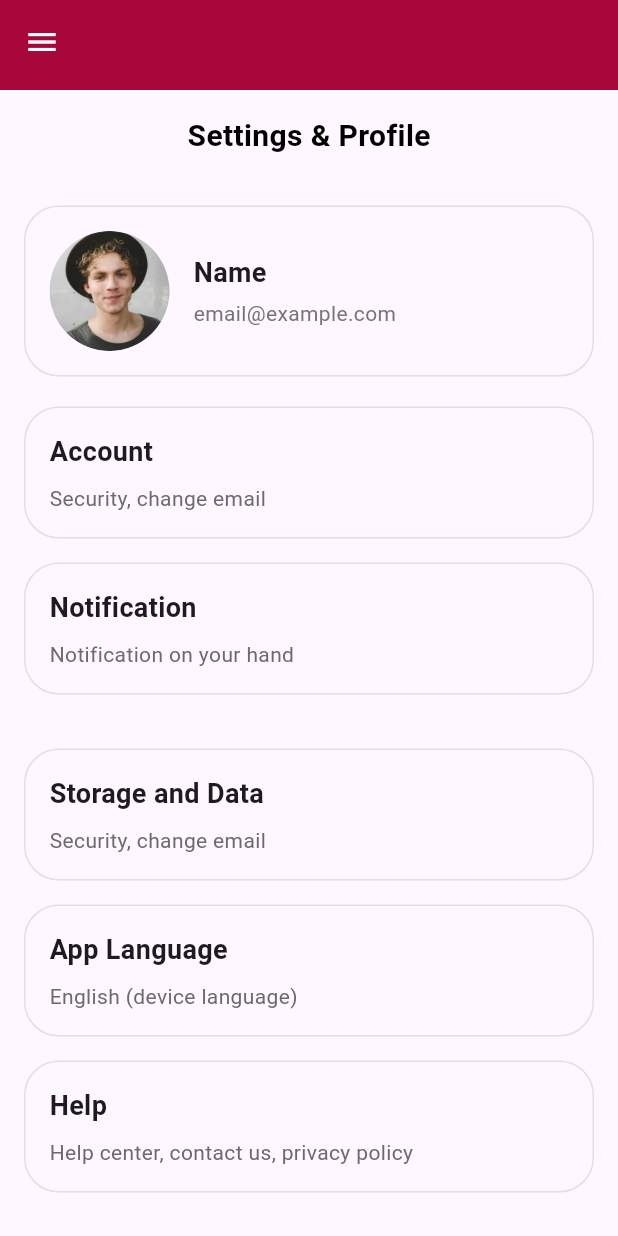
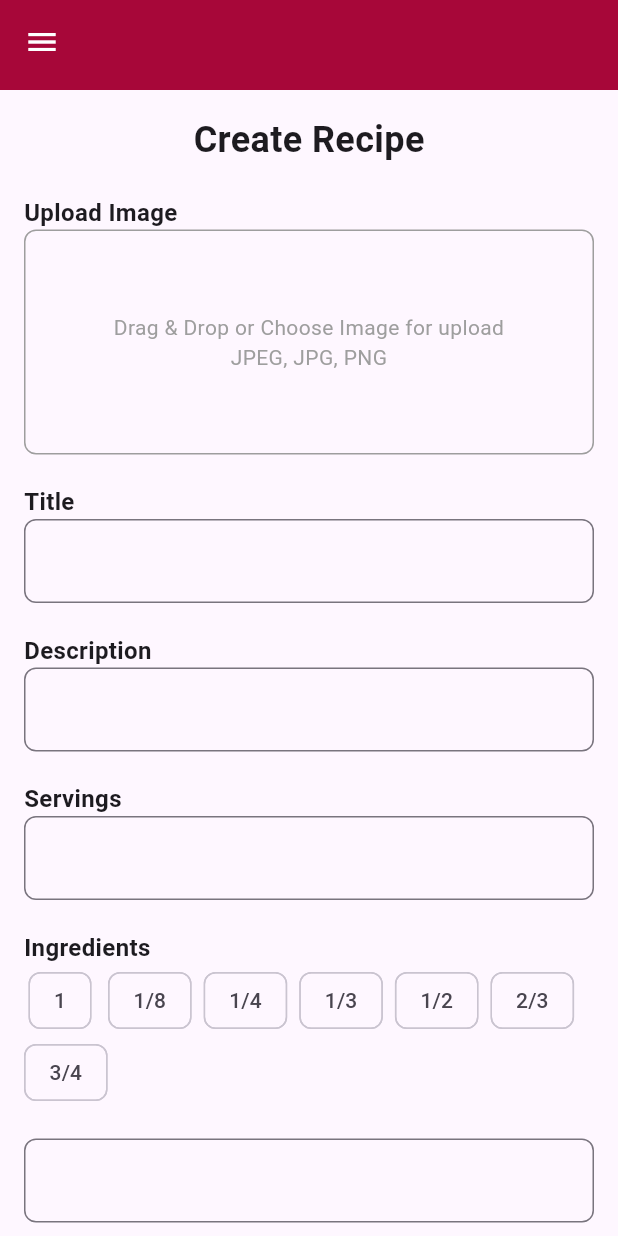
Before and after one commit to michael29-code/ux_team_project, a Flutter app: the screen it shows after launch, on a phone screen of 412 x 824 dp. Run offline on Flutter 3.47's test engine with Material 3 defaults, Android fonts, the phone set to English and light mode, and no system bars; our stand-ins replace google_fonts.

Commit message:
create recipe don
harusnya

```diff
--- a/lib/main.dart
+++ b/lib/main.dart
@@ -1,12 +1,15 @@
 import 'package:flutter/material.dart';
 import 'package:google_fonts/google_fonts.dart';
 import 'pages/profile.dart'; // Pastikan jalur ini benar
+import 'pages/create_recipe.dart';
 
 void main() {
-  runApp(MyApp());
+  runApp(const MyApp());
 }
 
 class MyApp extends StatelessWidget {
+  const MyApp({super.key});
+
   @override
   Widget build(BuildContext context) {
     return MaterialApp(
@@ -15,7 +18,7 @@ class MyApp extends StatelessWidget {
         // Tema aplikasi
         textTheme: GoogleFonts.istokWebTextTheme(Theme.of(context).textTheme),
       ),
-      home: const SettingsProfilePage(),
+      home: const CreateRecipe(),
     );
   }
 }
--- /dev/null
+++ b/lib/pages/create_recipe.dart
@@ -0,0 +1,215 @@
+import 'package:flutter/material.dart';
+import 'package:ux_team_project/pages/header.dart';
+
+class CreateRecipe extends StatefulWidget {
+  const CreateRecipe({super.key});
+
+  @override
+  _CreateRecipeState createState() => _CreateRecipeState();
+}
+
+class _CreateRecipeState extends State<CreateRecipe> {
+  final GlobalKey<FormState> _formKey = GlobalKey<FormState>();
+  String _selectedCategory = '';
+
+  void _showCategoryBottomSheet(BuildContext context) {
+    showModalBottomSheet(
+      context: context,
+      builder: (context) {
+        return Container(
+          padding: const EdgeInsets.all(16.0),
+          child: Column(
+            mainAxisSize: MainAxisSize.min,
+            crossAxisAlignment: CrossAxisAlignment.start,
+            children: [
+              Row(
+                mainAxisAlignment: MainAxisAlignment.spaceBetween,
+                children: [
+                  const Text(
+                    'Category',
+                    style: TextStyle(fontSize: 20, fontWeight: FontWeight.bold),
+                  ),
+                  IconButton(
+                    icon: const Icon(Icons.close),
+                    onPressed: () {
+                      Navigator.of(context).pop();
+                    },
+                  ),
+                ],
+              ),
+              Wrap(
+                spacing: 8.0,
+                children: [
+                  _buildCategoryChip('Western Food'),
+                  _buildCategoryChip('Indonesia Food'),
+                  _buildCategoryChip('India Food'),
+                  _buildCategoryChip('Japanese Food'),
+                ],
+              ),
+            ],
+          ),
+        );
+      },
+    );
+  }
+
+  Widget _buildCategoryChip(String label) {
+    return ChoiceChip(
+      label: Text(label),
+      selected: _selectedCategory == label,
+      onSelected: (bool selected) {
+        setState(() {
+          _selectedCategory = selected ? label : '';
+        });
+        Navigator.of(context).pop();
+      },
+    );
+  }
+
+  @override
+  Widget build(BuildContext context) {
+    return Scaffold(
+      appBar: const Header(),
+      body: SingleChildScrollView(
+        padding: const EdgeInsets.all(16.0),
+        child: Form(
+          key: _formKey,
+          child: Column(
+            crossAxisAlignment: CrossAxisAlignment.start,
+            children: <Widget>[
+              const Center(
+                child: Text(
+                  'Create Recipe',
+                  style: TextStyle(fontSize: 24.0, fontWeight: FontWeight.bold),
+                ),
+              ),
+              const SizedBox(height: 20.0),
+              const Text(
+                'Upload Image',
+                style: TextStyle(fontSize: 16.0, fontWeight: FontWeight.bold),
+              ),
+              Container(
+                height: 150,
+                width: double.infinity,
+                decoration: BoxDecoration(
+                  border: Border.all(color: Colors.grey),
+                  borderRadius: BorderRadius.circular(8.0),
+                ),
+                child: const Center(
+                  child: Text(
+                    'Drag & Drop or Choose Image for upload\nJPEG, JPG, PNG',
+                    textAlign: TextAlign.center,
+                    style: TextStyle(color: Colors.grey),
+                  ),
+                ),
+              ),
+              const SizedBox(height: 20.0),
+              const Text(
+                'Title',
+                style: TextStyle(fontSize: 16.0, fontWeight: FontWeight.bold),
+              ),
+              _buildTextField(),
+              const SizedBox(height: 20.0),
+              const Text(
+                'Description',
+                style: TextStyle(fontSize: 16.0, fontWeight: FontWeight.bold),
+              ),
+              _buildTextField(),
+              const SizedBox(height: 20.0),
+              const Text(
+                'Servings',
+                style: TextStyle(fontSize: 16.0, fontWeight: FontWeight.bold),
+              ),
+              _buildTextField(),
+              const SizedBox(height: 20.0),
+              const Text(
+                'Ingredients',
+                style: TextStyle(fontSize: 16.0, fontWeight: FontWeight.bold),
+              ),
+              Wrap(
+                spacing: 8.0,
+                children: <Widget>[
+                  _buildIngredientChip('1'),
+                  _buildIngredientChip('1/8'),
+                  _buildIngredientChip('1/4'),
+                  _buildIngredientChip('1/3'),
+                  _buildIngredientChip('1/2'),
+                  _buildIngredientChip('2/3'),
+                  _buildIngredientChip('3/4'),
+                ],
+              ),
+              const SizedBox(height: 20.0),
+              _buildTextField(),
+              const SizedBox(height: 20.0),
+              const Text(
+                'Steps',
+                style: TextStyle(fontSize: 16.0, fontWeight: FontWeight.bold),
+              ),
+              _buildTextField(),
+              const SizedBox(height: 20.0),
+              const Text(
+                'Notes',
+                style: TextStyle(fontSize: 16.0, fontWeight: FontWeight.bold),
+              ),
+              _buildTextField(),
+              const SizedBox(height: 20.0),
+              GestureDetector(
+                onTap: () => _showCategoryBottomSheet(context),
+                child: const Text(
+                  'Add recipe to category...',
+                  style: TextStyle(color: Colors.red, fontSize: 16.0),
+                ),
+              ),
+              const SizedBox(height: 20.0),
+              Center(
+                child: SizedBox(
+                  width: double.infinity,
+                  child: ElevatedButton(
+                    onPressed: () {
+                      if (_formKey.currentState?.validate() ?? false) {
+                        // Process data
+                      }
+                    },
+                    style: ElevatedButton.styleFrom(
+                      backgroundColor: const Color(0xFFA70739),
+                      padding: const EdgeInsets.symmetric(vertical: 15),
+                      shape: RoundedRectangleBorder(
+                        borderRadius: BorderRadius.circular(30.0),
+                      ),
+                    ),
+                    child: const Text(
+                      'Save',
+                      style: TextStyle(color: Colors.white),
+                    ),
+                  ),
+                ),
+              ),
+            ],
+          ),
+        ),
+      ),
+    );
+  }
+
+  Widget _buildTextField() {
+    return TextFormField(
+      decoration: InputDecoration(
+        border: OutlineInputBorder(
+          borderRadius: BorderRadius.circular(8.0),
+        ),
+      ),
+      validator: (value) {
+        if (value?.isEmpty ?? true) {
+          return 'Please enter some text';
+        }
+        return null;
+      },
+    );
+  }
+
+  Widget _buildIngredientChip(String label) {
+    return Chip(
+      label: Text(label),
+    );
+  }
+}
```
